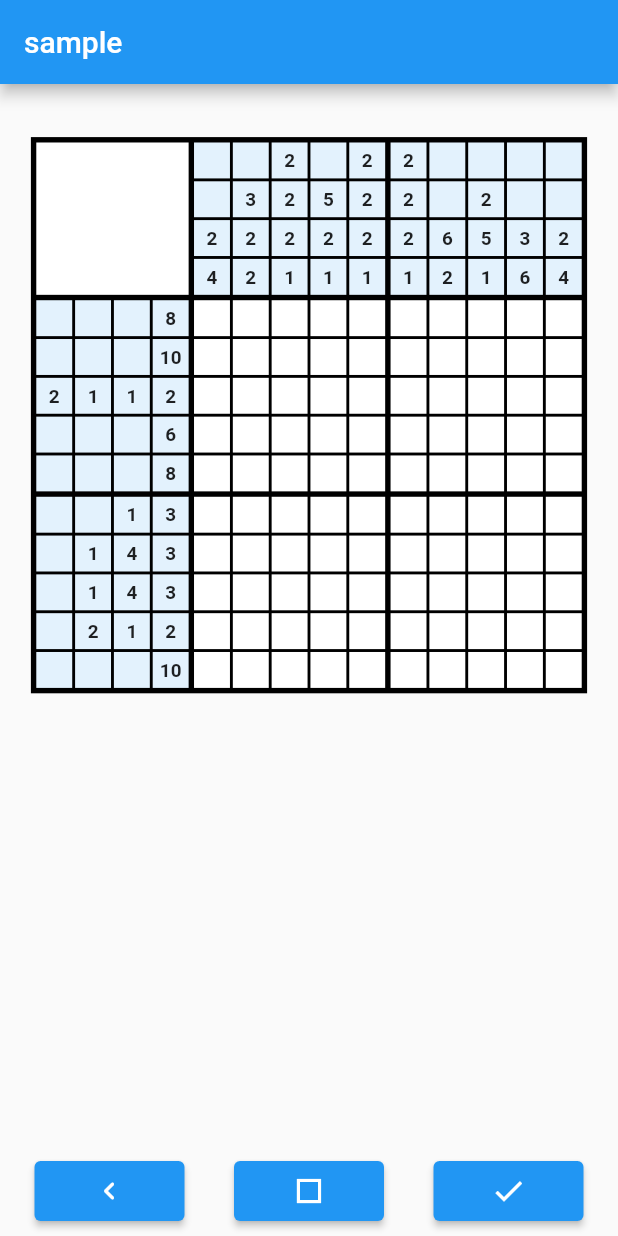
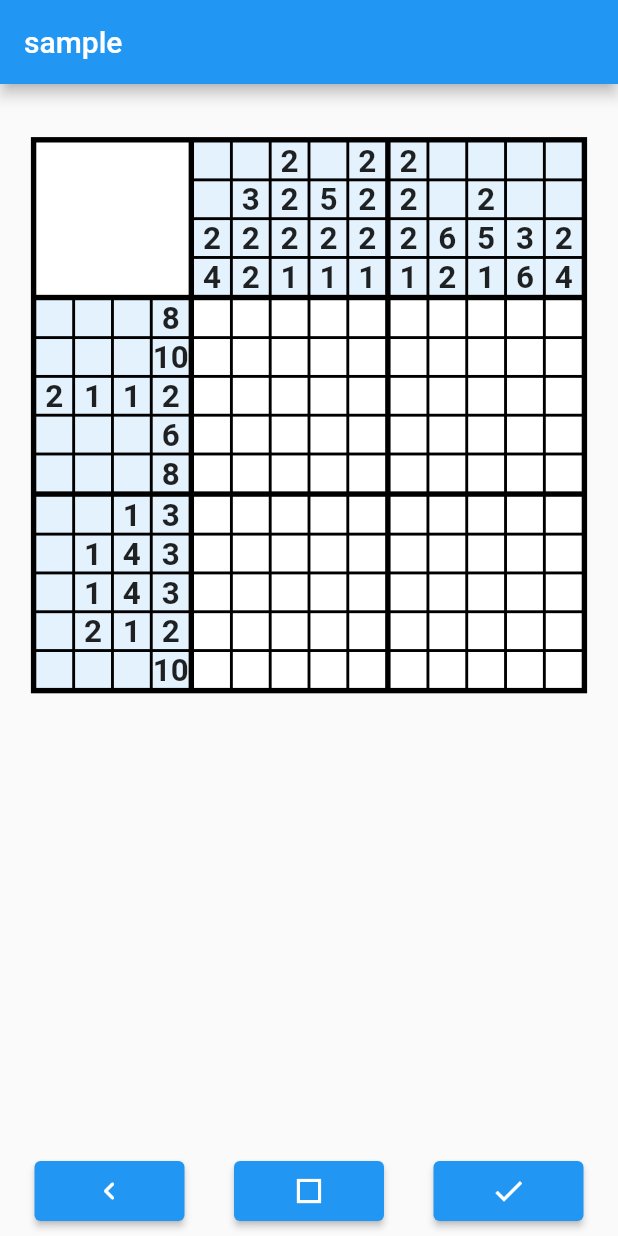
Before and after one commit to naru380/ant-1, a Flutter app: the screen it shows after launch, after a tap on "sample", on a phone screen of 412 x 824 dp. Run offline on Flutter 3.47's test engine with Material 2 defaults, Android fonts, the phone set to English and light mode, and no system bars; our stand-ins replace flutter_image_compress, fluttertoast, image_cropper, image_gallery_saver, image_picker, sqflite; missing offline and left inert: esys_flutter_share; accounts and stored records are empty.

Commit message:
#43: ヒント文字の大きさがパズルサイズに応じて動的に変化するように修正

```diff
--- a/lib/ui/play/play_screen.dart
+++ b/lib/ui/play/play_screen.dart
@@ -456,7 +456,7 @@ class Puzzle extends StatelessWidget {
         decoration: BoxDecoration(
           color: hintBackgroundColor
         ),
-        child: Center(
+        child: FittedBox(
           child: hintNum != 0
             ? Text(
               '${hintNum}',
```
